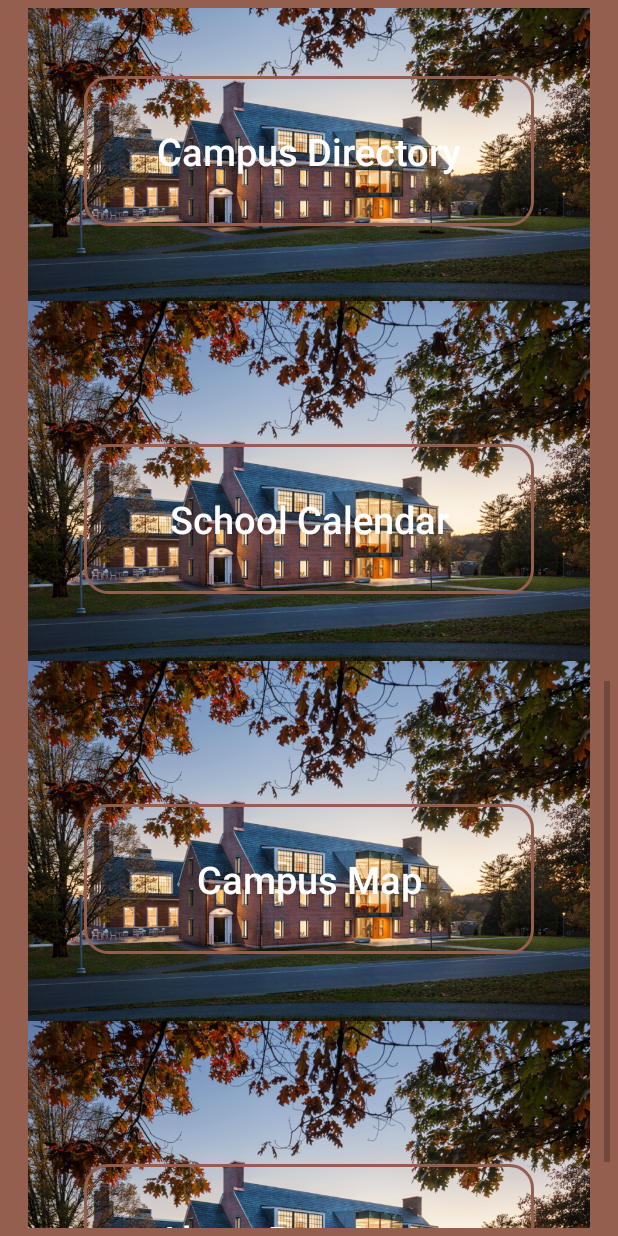
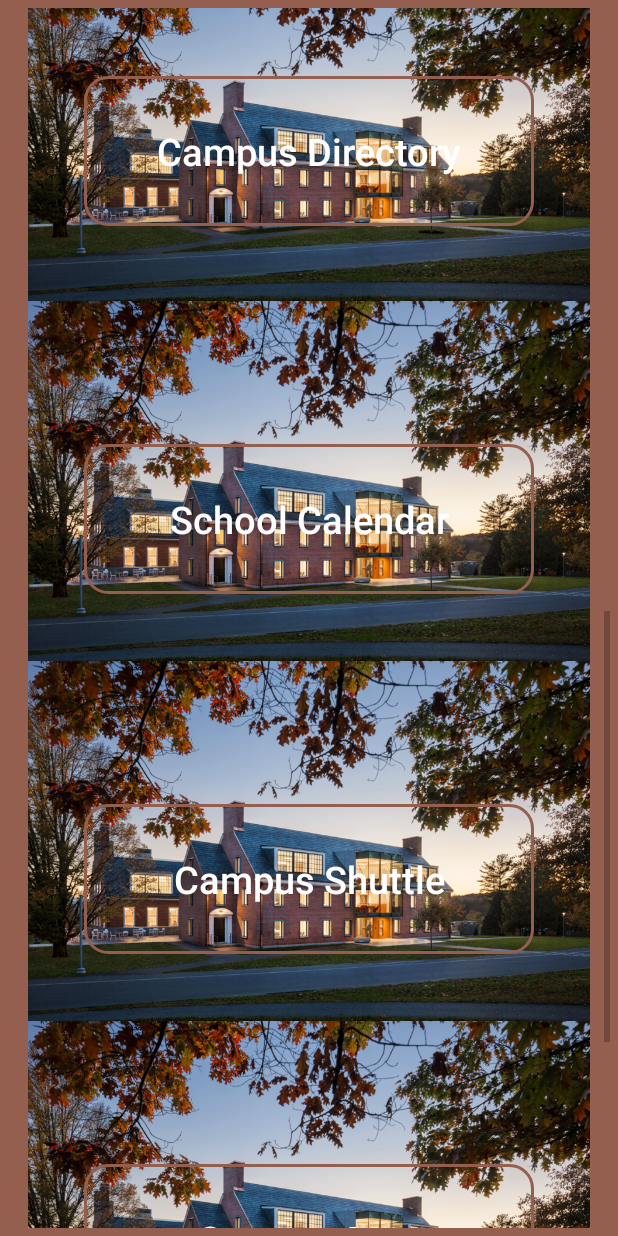
Before and after one commit to Tesfa-eth/BTON-Mobile-APP, an Android app: the Homepage screen opened directly, with no data from a screen before it, scrolled down 1138 dp, on a phone screen of 412 x 824 dp. Run offline under Robolectric (Android 15) with nearby library versions, the phone set to English and light mode, and no system bars; libraries missing offline, so code that uses them is left out: com.backendless, com.backendless.async, com.backendless.exceptions, com.backendless.persistence.

Commit message:
Created shuttle section.

```diff
--- a/app/src/main/AndroidManifest.xml
+++ b/app/src/main/AndroidManifest.xml
@@ -13,6 +13,9 @@
         android:roundIcon="@mipmap/play_store_512"
         android:supportsRtl="true"
         android:theme="@style/Theme.BTON">
+        <activity
+            android:name=".CampusShuttle"
+            android:exported="false" />
         <activity
             android:name=".CampusMap"
             android:exported="false" />
--- a/app/src/main/java/com/application/bton/Homepage.java
+++ b/app/src/main/java/com/application/bton/Homepage.java
@@ -57,6 +57,10 @@ public class Homepage extends AppCompatActivity implements View.OnClickListener
                 startActivity(new Intent(Homepage.this, CampusMap.class));
                 break;
 
+            case R.id.btnCampusShuttle:
+                startActivity(new Intent(Homepage.this, CampusShuttle.class));
+                break;
+
             default:
                 break;
         }
@@ -90,6 +94,9 @@ public class Homepage extends AppCompatActivity implements View.OnClickListener
         Button btnCampusMap = findViewById(R.id.btnCampusMap);
         btnCampusMap.setOnClickListener(this);
 
+        Button btnCampusShuttle = findViewById(R.id.btnCampusShuttle);
+        btnCampusShuttle.setOnClickListener(this);
+
     }
     public void toastMessage( String msg){
         Toast.makeText(Homepage.this, msg, Toast.LENGTH_SHORT).show();
--- a/app/src/main/res/layout/activity_homepage.xml
+++ b/app/src/main/res/layout/activity_homepage.xml
@@ -167,9 +167,9 @@
                 android:textSize="25dp" />
 
 
-            <!--Campus map-->
+            <!--Campus Shuttle Service-->
             <ImageView
-                android:id="@+id/imgCampusMap"
+                android:id="@+id/imgCampusShuttle"
                 android:layout_width="wrap_content"
                 android:layout_height="250dp"
                 android:src="@drawable/bennington_background"
@@ -178,10 +178,36 @@
                 />
 
             <Button
+                android:id="@+id/btnCampusShuttle"
+                android:layout_width="300dp"
+                android:layout_height="100dp"
+                android:layout_below="@+id/imgSclCalander"
+                android:layout_centerHorizontal="true"
+                android:layout_marginTop="85dp"
+                android:background="@drawable/homepage_btn_apply"
+                android:text="Campus Shuttle"
+                android:textAlignment="center"
+                android:textAllCaps="false"
+                android:textColor="@color/white"
+                android:textSize="25dp" />
+
+
+
+            <!--Campus map-->
+            <ImageView
+                android:id="@+id/imgCampusMap"
+                android:layout_width="wrap_content"
+                android:layout_height="250dp"
+                android:src="@drawable/bennington_background"
+                android:layout_below="@+id/imgCampusShuttle"
+                android:layout_marginTop="-10dp"
+                />
+
+            <Button
                 android:id="@+id/btnCampusMap"
                 android:layout_width="300dp"
                 android:layout_height="100dp"
-                android:layout_below="@+id/imgSclCalander"
+                android:layout_below="@+id/imgCampusShuttle"
                 android:layout_centerHorizontal="true"
                 android:layout_marginTop="85dp"
                 android:background="@drawable/homepage_btn_apply"
```
Also changed, not shown: app/src/main/java/com/application/bton/CampusShuttle.java (added, +14 -0 lines), app/src/main/res/layout/activity_campus_gallery.xml (+4 -4 lines), app/src/main/res/layout/activity_campus_shuttle.xml (added, +109 -0 lines).
